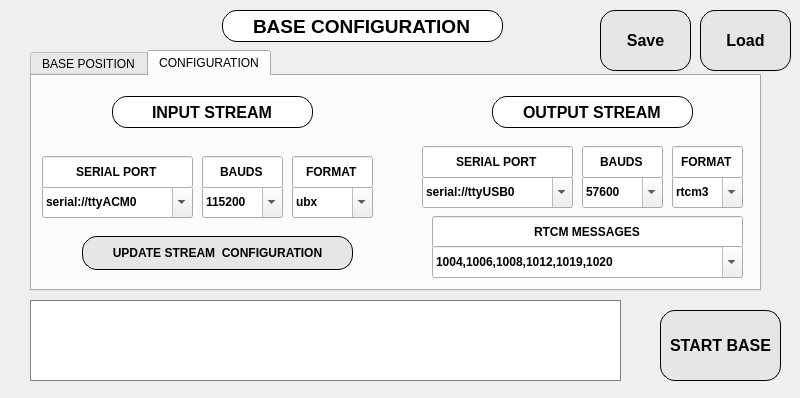
Above: RTKBASE/optionsstr2str.ui from leochen4891/RTKLIB_Touchscreen_GUI before the change. Below: the same form after it.
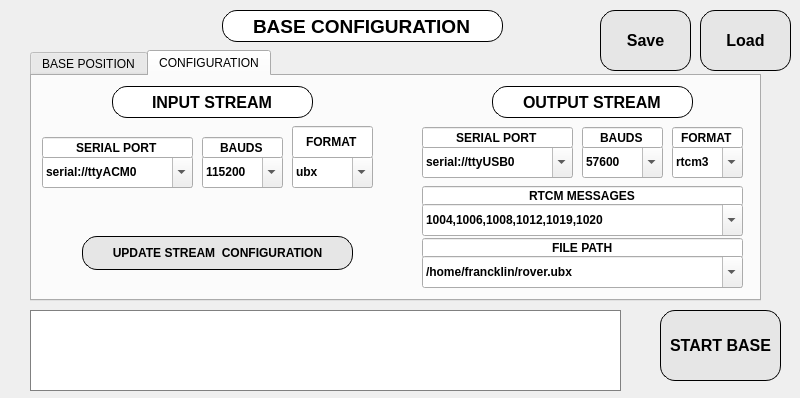
That is the form after the change. The open tabs and pages were chosen to show the change. Custom widgets are drawn as their Qt base class.

```diff
--- a/RTKBASE/optionsstr2str.ui
+++ b/RTKBASE/optionsstr2str.ui
@@ -44,7 +44,7 @@
      <x>30</x>
      <y>50</y>
      <width>731</width>
-     <height>241</height>
+     <height>251</height>
     </rect>
    </property>
    <property name="currentIndex">
@@ -421,7 +421,7 @@
      <property name="geometry">
       <rect>
        <x>550</x>
-       <y>100</y>
+       <y>70</y>
        <width>81</width>
        <height>32</height>
       </rect>
@@ -460,7 +460,7 @@
      <property name="geometry">
       <rect>
        <x>390</x>
-       <y>100</y>
+       <y>70</y>
        <width>151</width>
        <height>32</height>
       </rect>
@@ -494,7 +494,7 @@
      <property name="geometry">
       <rect>
        <x>640</x>
-       <y>100</y>
+       <y>70</y>
        <width>71</width>
        <height>32</height>
       </rect>
@@ -523,9 +523,9 @@
      <property name="geometry">
       <rect>
        <x>390</x>
-       <y>70</y>
+       <y>51</y>
        <width>151</width>
-       <height>32</height>
+       <height>21</height>
       </rect>
      </property>
      <property name="font">
@@ -548,9 +548,9 @@
      <property name="geometry">
       <rect>
        <x>550</x>
-       <y>70</y>
+       <y>51</y>
        <width>81</width>
-       <height>32</height>
+       <height>21</height>
       </rect>
      </property>
      <property name="font">
@@ -573,9 +573,9 @@
      <property name="geometry">
       <rect>
        <x>640</x>
-       <y>70</y>
+       <y>51</y>
        <width>71</width>
-       <height>32</height>
+       <height>21</height>
       </rect>
      </property>
      <property name="font">
@@ -598,7 +598,7 @@
      <property name="geometry">
       <rect>
        <x>460</x>
-       <y>20</y>
+       <y>10</y>
        <width>201</width>
        <height>32</height>
       </rect>
@@ -628,7 +628,7 @@
      <property name="geometry">
       <rect>
        <x>80</x>
-       <y>20</y>
+       <y>10</y>
        <width>201</width>
        <height>32</height>
       </rect>
@@ -658,7 +658,7 @@
      <property name="geometry">
       <rect>
        <x>10</x>
-       <y>110</y>
+       <y>80</y>
        <width>151</width>
        <height>32</height>
       </rect>
@@ -692,7 +692,7 @@
      <property name="geometry">
       <rect>
        <x>170</x>
-       <y>110</y>
+       <y>80</y>
        <width>81</width>
        <height>32</height>
       </rect>
@@ -731,7 +731,7 @@
      <property name="geometry">
       <rect>
        <x>260</x>
-       <y>110</y>
+       <y>80</y>
        <width>81</width>
        <height>32</height>
       </rect>
@@ -805,7 +805,7 @@
      <property name="geometry">
       <rect>
        <x>260</x>
-       <y>80</y>
+       <y>50</y>
        <width>81</width>
        <height>32</height>
       </rect>
@@ -830,9 +830,9 @@
      <property name="geometry">
       <rect>
        <x>10</x>
-       <y>80</y>
+       <y>61</y>
        <width>151</width>
-       <height>32</height>
+       <height>21</height>
       </rect>
      </property>
      <property name="font">
@@ -855,9 +855,9 @@
      <property name="geometry">
       <rect>
        <x>170</x>
-       <y>80</y>
+       <y>61</y>
        <width>81</width>
-       <height>32</height>
+       <height>21</height>
       </rect>
      </property>
      <property name="font">
@@ -879,10 +879,10 @@
     <widget class="QLineEdit" name="lineEdit_15">
      <property name="geometry">
       <rect>
-       <x>400</x>
-       <y>140</y>
-       <width>311</width>
-       <height>32</height>
+       <x>390</x>
+       <y>110</y>
+       <width>321</width>
+       <height>20</height>
       </rect>
      </property>
      <property name="font">
@@ -904,9 +904,9 @@
     <widget class="MyComboBox" name="RtcmMsgcomboBox">
      <property name="geometry">
       <rect>
-       <x>400</x>
-       <y>170</y>
-       <width>311</width>
+       <x>390</x>
+       <y>128</y>
+       <width>321</width>
        <height>32</height>
       </rect>
      </property>
@@ -949,13 +949,67 @@
       <string>UPDATE STREAM  CONFIGURATION</string>
      </property>
     </widget>
+    <widget class="QLineEdit" name="lineEdit_17">
+     <property name="geometry">
+      <rect>
+       <x>390</x>
+       <y>162</y>
+       <width>321</width>
+       <height>20</height>
+      </rect>
+     </property>
+     <property name="font">
+      <font>
+       <weight>75</weight>
+       <bold>true</bold>
+      </font>
+     </property>
+     <property name="text">
+      <string>FILE PATH</string>
+     </property>
+     <property name="alignment">
+      <set>Qt::AlignCenter</set>
+     </property>
+     <property name="readOnly">
+      <bool>true</bool>
+     </property>
+    </widget>
+    <widget class="MyComboBox" name="OutFilePathcomboBox">
+     <property name="geometry">
+      <rect>
+       <x>390</x>
+       <y>180</y>
+       <width>321</width>
+       <height>32</height>
+      </rect>
+     </property>
+     <property name="font">
+      <font>
+       <weight>75</weight>
+       <bold>true</bold>
+      </font>
+     </property>
+     <property name="editable">
+      <bool>true</bool>
+     </property>
+     <item>
+      <property name="text">
+       <string>/home/francklin/rover.ubx</string>
+      </property>
+     </item>
+     <item>
+      <property name="text">
+       <string>/home/francklin/rover2.ubx</string>
+      </property>
+     </item>
+    </widget>
    </widget>
   </widget>
   <widget class="QTextBrowser" name="RtkrcvOptionstextBrowser">
    <property name="geometry">
     <rect>
      <x>30</x>
-     <y>300</y>
+     <y>310</y>
      <width>591</width>
      <height>81</height>
     </rect>
```
Left out of the diff: 5 changed lines with no effect on the pictures.
